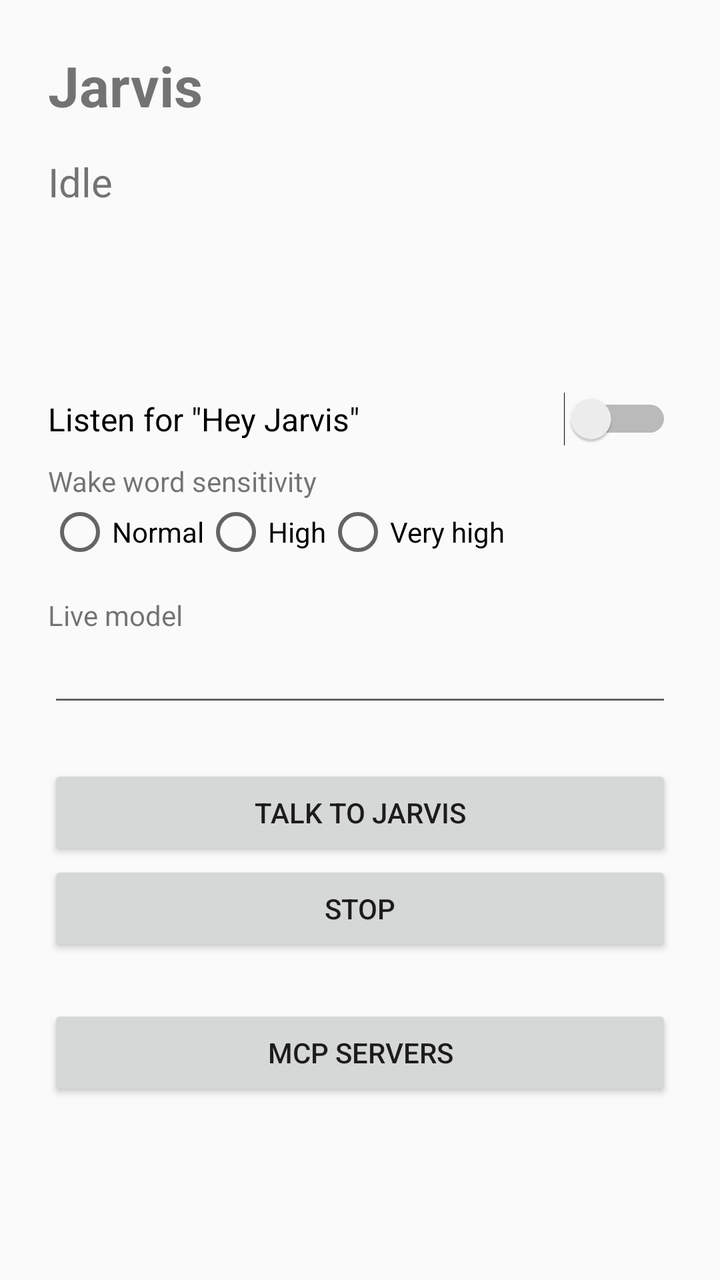
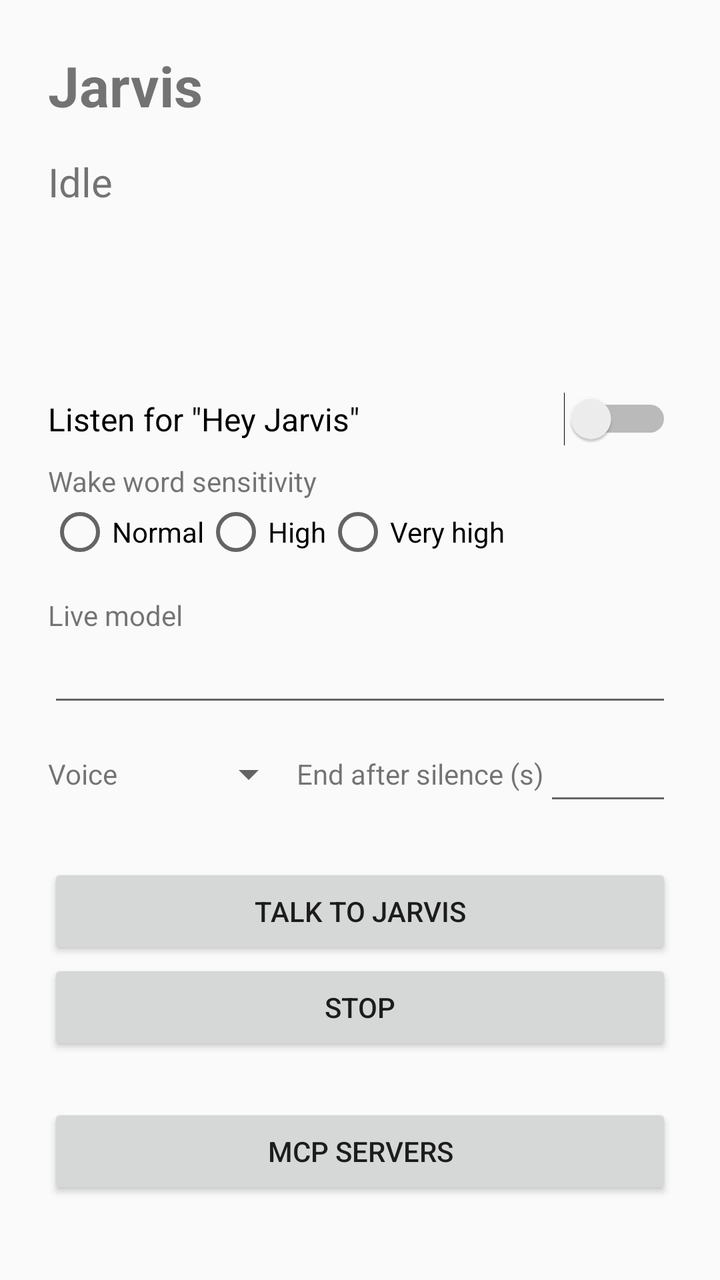

Two renders of the same Android screen: before a commit and after it. Below are the layout's source before the change and the commit's diff.
<!-- AndroidManifest.xml: application theme android:Theme.Material.Light.NoActionBar -->
<!-- res/layout/activity_main.xml -->
<?xml version="1.0" encoding="utf-8"?>
<LinearLayout xmlns:android="http://schemas.android.com/apk/res/android"
    android:layout_width="match_parent"
    android:layout_height="match_parent"
    android:fitsSystemWindows="true"
    android:orientation="vertical"
    android:padding="24dp">

    <TextView
        android:layout_width="wrap_content"
        android:layout_height="wrap_content"
        android:text="@string/app_name"
        android:textSize="28sp"
        android:textStyle="bold" />

    <TextView
        android:id="@+id/status"
        android:layout_width="wrap_content"
        android:layout_height="wrap_content"
        android:layout_marginTop="16dp"
        android:text="Idle"
        android:textSize="20sp" />

    <TextView
        android:id="@+id/transcript"
        android:layout_width="match_parent"
        android:layout_height="wrap_content"
        android:layout_marginTop="8dp"
        android:minLines="3"
        android:textSize="16sp" />

    <Switch
        android:id="@+id/wake"
        android:layout_width="match_parent"
        android:layout_height="wrap_content"
        android:layout_marginTop="24dp"
        android:text="Listen for &quot;Hey Jarvis&quot;"
        android:textSize="16sp" />

    <TextView
        android:layout_width="wrap_content"
        android:layout_height="wrap_content"
        android:layout_marginTop="8dp"
        android:text="Wake word sensitivity" />

    <RadioGroup
        android:id="@+id/sensitivity"
        android:layout_width="match_parent"
        android:layout_height="wrap_content"
        android:orientation="horizontal">

        <RadioButton
            android:id="@+id/sens_normal"
            android:layout_width="wrap_content"
            android:layout_height="wrap_content"
            android:text="Normal" />

        <RadioButton
            android:id="@+id/sens_high"
            android:layout_width="wrap_content"
            android:layout_height="wrap_content"
            android:text="High" />

        <RadioButton
            android:id="@+id/sens_max"
            android:layout_width="wrap_content"
            android:layout_height="wrap_content"
            android:text="Very high" />
    </RadioGroup>

    <TextView
        android:layout_width="wrap_content"
        android:layout_height="wrap_content"
        android:layout_marginTop="16dp"
        android:text="Live model" />

    <EditText
        android:id="@+id/model"
        android:layout_width="match_parent"
        android:layout_height="wrap_content"
        android:importantForAutofill="no"
        android:inputType="text"
        android:singleLine="true" />

    <Button
        android:id="@+id/talk"
        android:layout_width="match_parent"
        android:layout_height="wrap_content"
        android:layout_marginTop="24dp"
        android:text="Talk to Jarvis" />

    <Button
        android:id="@+id/stop"
        android:layout_width="match_parent"
        android:layout_height="wrap_content"
        android:text="Stop" />

    <Button
        android:id="@+id/servers"
        android:layout_width="match_parent"
        android:layout_height="wrap_content"
        android:layout_marginTop="24dp"
        android:text="MCP servers" />
</LinearLayout>
<!-- resources referenced by this layout -->
<resources>
  <string name="app_name">Jarvis</string>
</resources>

<!-- the commit's change to res/layout/activity_main.xml (unified diff, before → after) -->
@@ -1,8 +1,12 @@
 <?xml version="1.0" encoding="utf-8"?>
-<LinearLayout xmlns:android="http://schemas.android.com/apk/res/android"
+<ScrollView xmlns:android="http://schemas.android.com/apk/res/android"
     android:layout_width="match_parent"
     android:layout_height="match_parent"
-    android:fitsSystemWindows="true"
+    android:fitsSystemWindows="true">
+
+<LinearLayout
+    android:layout_width="match_parent"
+    android:layout_height="wrap_content"
     android:orientation="vertical"
     android:padding="24dp">
 
@@ -82,6 +86,39 @@
         android:inputType="text"
         android:singleLine="true" />
 
+    <LinearLayout
+        android:layout_width="match_parent"
+        android:layout_height="wrap_content"
+        android:layout_marginTop="8dp"
+        android:gravity="center_vertical"
+        android:orientation="horizontal">
+
+        <TextView
+            android:layout_width="wrap_content"
+            android:layout_height="wrap_content"
+            android:text="Voice" />
+
+        <Spinner
+            android:id="@+id/voice"
+            android:layout_width="0dp"
+            android:layout_height="wrap_content"
+            android:layout_weight="1" />
+
+        <TextView
+            android:layout_width="wrap_content"
+            android:layout_height="wrap_content"
+            android:text="End after silence (s)" />
+
+        <EditText
+            android:id="@+id/idle"
+            android:layout_width="64dp"
+            android:layout_height="wrap_content"
+            android:importantForAutofill="no"
+            android:inputType="number"
+            android:maxLength="3"
+            android:singleLine="true" />
+    </LinearLayout>
+
     <Button
         android:id="@+id/talk"
         android:layout_width="match_parent"
@@ -102,3 +139,4 @@
         android:layout_marginTop="24dp"
         android:text="MCP servers" />
 </LinearLayout>
+</ScrollView>
